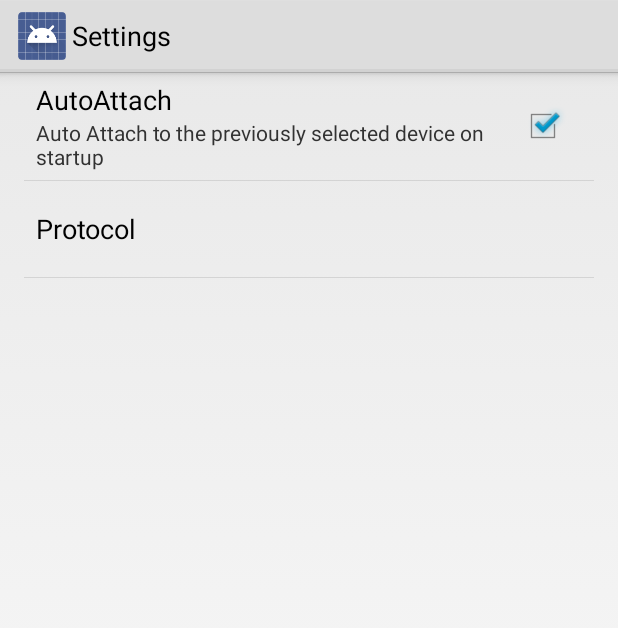
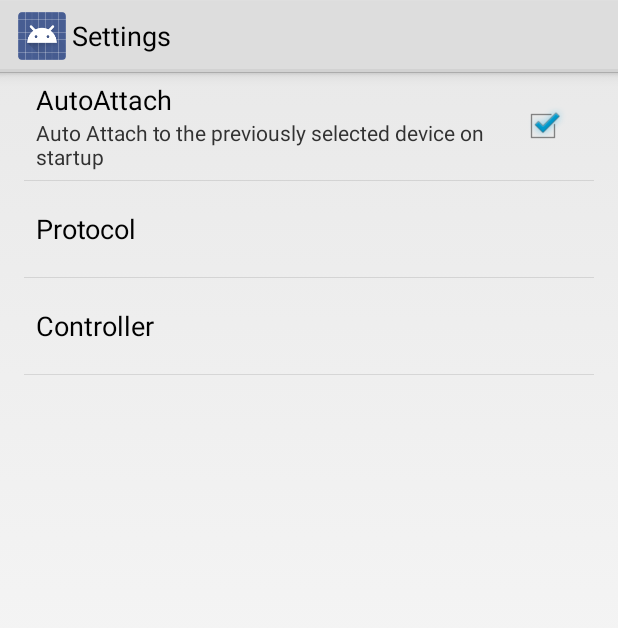
Before and after one commit to tharvey/BlocklyBot, an Android app: the screen it shows after launch (SettingsActivity), in the options menu, after a tap on "Settings", on a phone screen of 412 x 824 dp. Shown: the top 628 px of the screen. Run offline under Robolectric (Android 15) with nearby library versions, the phone set to English and light mode, and no system bars; libraries missing offline, so code that uses them is left out: org.liquidplayer.webkit, org.solovyev.android; 49 statements that could not run were skipped.

Commit message:
Added Controller type to settings
The Controller type will be the activity that is launched when a robot is
connected to. Current options include 'Blockly' and 'Button Panel'.
Future options may include 'Javascript'.

Signed-off-by: Tim Harvey <harvey.tim@gmail.com>

```diff
--- a/blocklybot/src/main/res/values/strings.xml
+++ b/blocklybot/src/main/res/values/strings.xml
@@ -38,4 +38,14 @@
         <item>bluetooth</item>
     </string-array>
     <string name="pref_protocolType_default">bluetooth</string>
+    <string name="pref_controlType">Controller</string>
+    <string-array name="pref_controlTypes_entries">
+        <item>Blockly</item>
+        <item>Button Panel</item>
+    </string-array>
+    <string-array name="pref_controlTypes_values">
+        <item>blockly</item>
+        <item>panel</item>
+    </string-array>
+    <string name="pref_controlType_default">bluetooth</string>
 </resources>
--- a/blocklybot/src/main/res/xml/preferences.xml
+++ b/blocklybot/src/main/res/xml/preferences.xml
@@ -12,4 +12,11 @@
         android:entries="@array/pref_protocolTypes_entries"
         android:entryValues="@array/pref_protocolTypes_values"
         android:defaultValue="@string/pref_protocolType_default" />
+    <ListPreference
+        android:key="pref_controlType"
+        android:title="@string/pref_controlType"
+        android:dialogTitle="@string/pref_controlType"
+        android:entries="@array/pref_controlTypes_entries"
+        android:entryValues="@array/pref_controlTypes_values"
+        android:defaultValue="@string/pref_controlType_default" />
 </PreferenceScreen>
```
